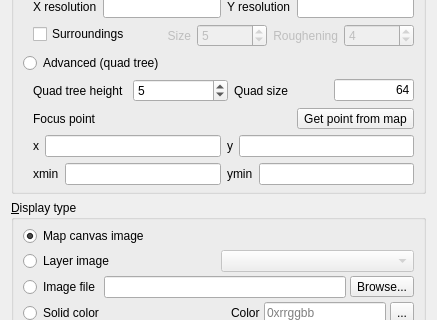
Old version of the form ui/demproperties.ui in the repository minorua/Qgis2threejs; both pictures show x 0 to 437 and y 121 to 441 of the 437 by 633 pixel window.
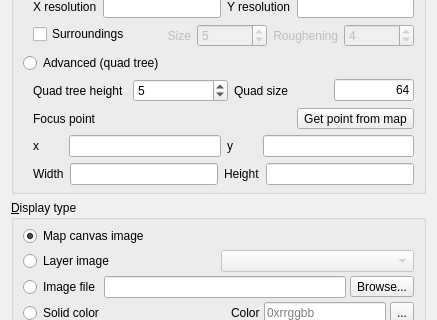
New version of the form.

Diff of the .ui file:
```diff
--- a/ui/demproperties.ui
+++ b/ui/demproperties.ui
@@ -357,7 +357,13 @@
         <item>
          <layout class="QHBoxLayout" name="horizontalLayout_Advanced3">
           <item>
-           <widget class="QLabel" name="label_xmax">
+           <widget class="QLabel" name="label_centerX">
+            <property name="minimumSize">
+             <size>
+              <width>30</width>
+              <height>0</height>
+             </size>
+            </property>
             <property name="text">
              <string>x</string>
             </property>
@@ -377,7 +383,13 @@
            </widget>
           </item>
           <item>
-           <widget class="QLabel" name="label_ymax">
+           <widget class="QLabel" name="label_centerY">
+            <property name="minimumSize">
+             <size>
+              <width>30</width>
+              <height>0</height>
+             </size>
+            </property>
             <property name="text">
              <string>y</string>
             </property>
@@ -405,8 +417,14 @@
             <property name="enabled">
              <bool>true</bool>
             </property>
+            <property name="minimumSize">
+             <size>
+              <width>30</width>
+              <height>0</height>
+             </size>
+            </property>
             <property name="text">
-             <string>xmin</string>
+             <string>Width</string>
             </property>
            </widget>
           </item>
@@ -424,9 +442,15 @@
            </widget>
           </item>
           <item>
-           <widget class="QLabel" name="label_ymin">
+           <widget class="QLabel" name="label_rectHeight">
+            <property name="minimumSize">
+             <size>
+              <width>30</width>
+              <height>0</height>
+             </size>
+            </property>
             <property name="text">
-             <string>ymin</string>
+             <string>Height</string>
             </property>
            </widget>
           </item>
```
Left out of the diff: 10 changed lines with no effect on the pictures.
